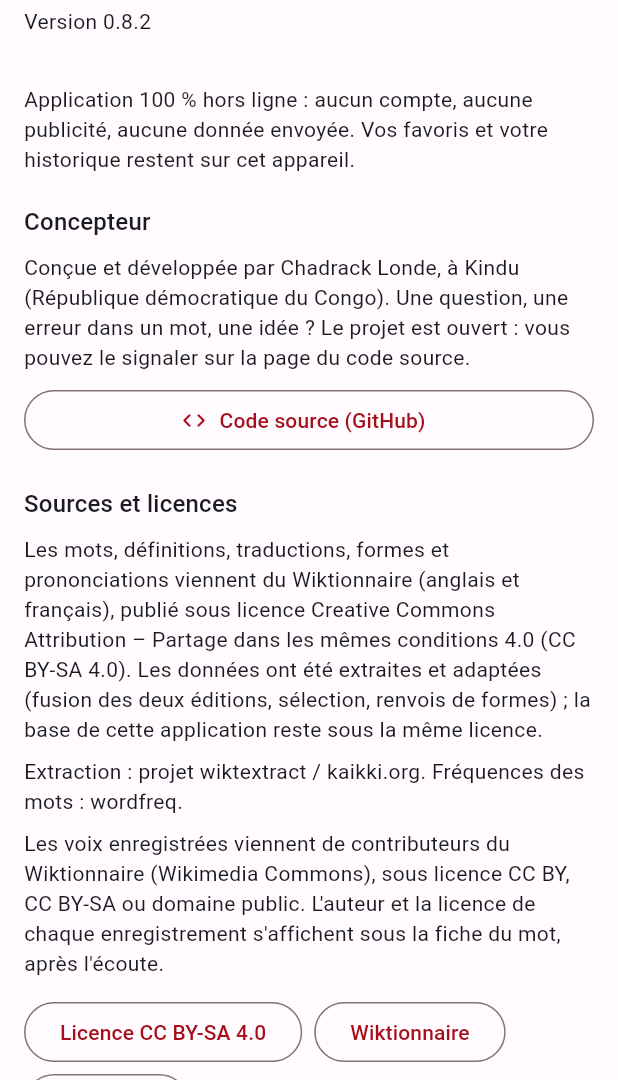
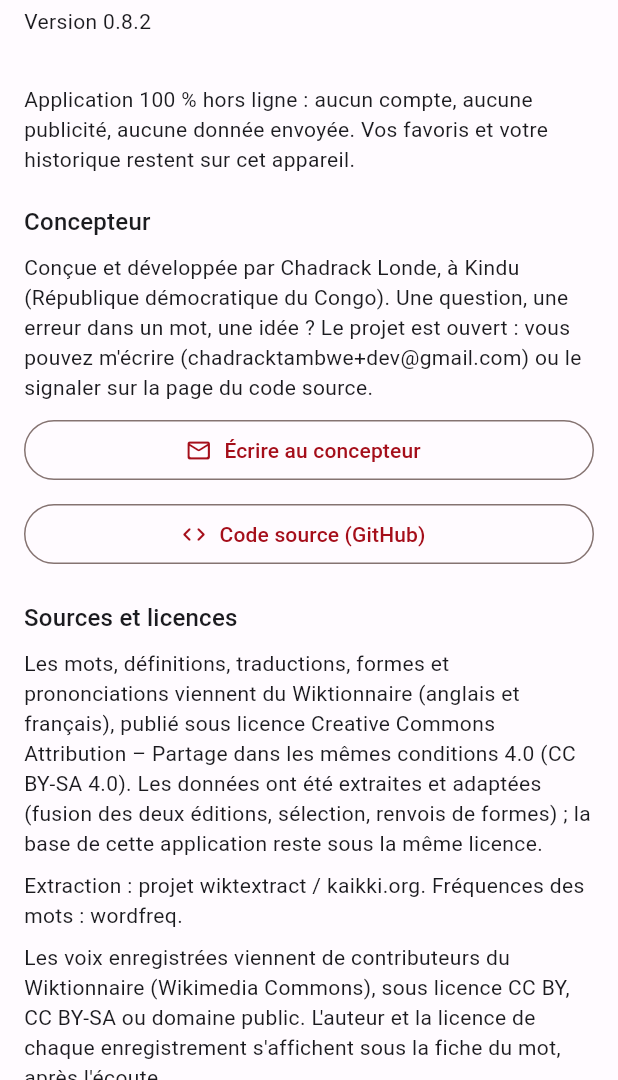
Before and after one commit to chadracklonde/dictionnaire-anglais-francais, a Flutter app: the AboutScreen screen opened directly, on a phone screen of 412 x 824 dp, the part 156-1236 px from its top. Run offline on Flutter 3.47's test engine with Material 3 defaults, Android fonts, the phone set to English and light mode, and no system bars; our stand-ins replace flutter_tts, share_plus, shared_preferences, sqflite_common_ffi; accounts and stored records are empty; statements that could not run were skipped.

Commit message:
Contact : adresse e-mail dans la politique de confidentialité, À propos et la fiche Play Store

```diff
--- a/app/lib/screens/about_screen.dart
+++ b/app/lib/screens/about_screen.dart
@@ -60,7 +60,13 @@ class _AboutScreenState extends State<AboutScreen> {
           const Text(
             'Conçue et développée par Chadrack Londe, à Kindu (République démocratique du '
             'Congo). Une question, une erreur dans un mot, une idée ? Le projet est ouvert : '
-            'vous pouvez le signaler sur la page du code source.',
+            'vous pouvez m\'écrire (chadracktambwe+dev@gmail.com) ou le signaler sur la page du code source.',
+          ),
+          const SizedBox(height: 8),
+          OutlinedButton.icon(
+            icon: const Icon(Icons.mail_outline_rounded),
+            label: const Text('Écrire au concepteur'),
+            onPressed: () => _ouvrir('mailto:chadracktambwe+dev@gmail.com?subject=Anglais%20Fran%C3%A7ais'),
           ),
           const SizedBox(height: 8),
           OutlinedButton.icon(
```
Also changed, not shown: 2 other files.
